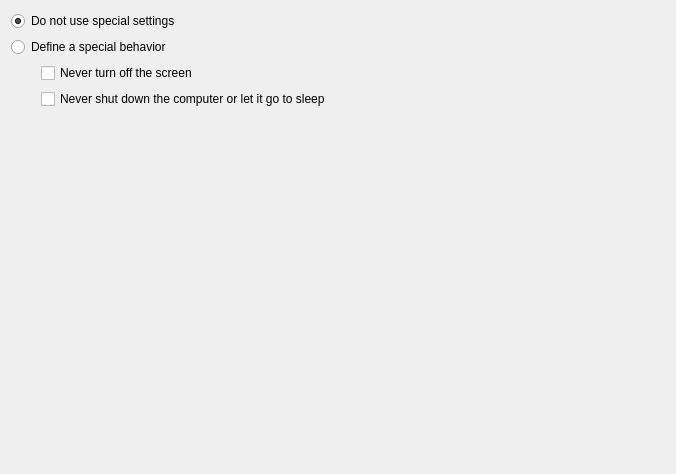
Qt form kcmodule/activities/activityWidget.ui (KDE/powerdevil) before a commit.
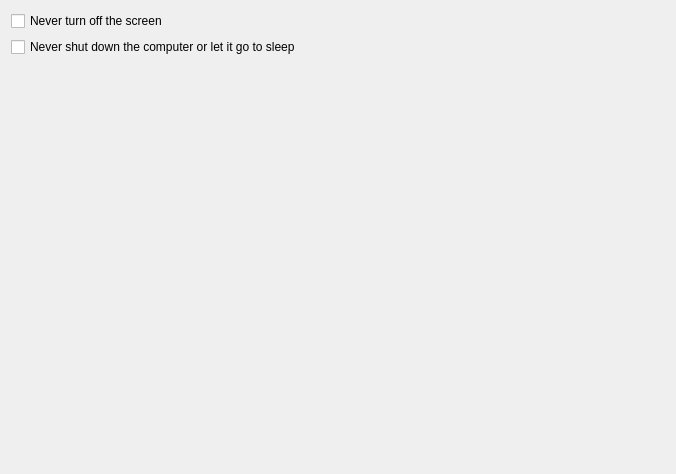
The same form after that commit.

Commit message: Use PowerDevil::ActivitySettings instead of KConfig

What changed in the file:
```diff
--- a/kcmodule/activities/activityWidget.ui
+++ b/kcmodule/activities/activityWidget.ui
@@ -14,43 +14,19 @@
    <item>
     <layout class="QVBoxLayout" name="verticalLayout_2">
      <item>
-      <widget class="QRadioButton" name="noSettingsRadio">
+      <widget class="QCheckBox" name="inhibitScreenManagementCheckBox">
        <property name="text">
-        <string>Do not use special settings</string>
+        <string>Never turn off the screen</string>
        </property>
-       <property name="checked">
-        <bool>true</bool>
-       </property>
       </widget>
      </item>
      <item>
-      <widget class="QRadioButton" name="specialBehaviorRadio">
+      <widget class="QCheckBox" name="inhibitSuspendCheckBox">
        <property name="text">
-        <string>Define a special behavior</string>
+        <string>Never shut down the computer or let it go to sleep</string>
        </property>
       </widget>
      </item>
-     <item>
-      <layout class="QVBoxLayout" name="specialBehaviorLayout">
-       <property name="leftMargin">
-        <number>30</number>
-       </property>
-       <item>
-        <widget class="QCheckBox" name="noShutdownScreenBox">
-         <property name="text">
-          <string>Never turn off the screen</string>
-         </property>
-        </widget>
-       </item>
-       <item>
-        <widget class="QCheckBox" name="noShutdownPCBox">
-         <property name="text">
-          <string>Never shut down the computer or let it go to sleep</string>
-         </property>
-        </widget>
-       </item>
-      </layout>
-     </item>
     </layout>
    </item>
    <item>
```
The commit also changes 5 other files.
